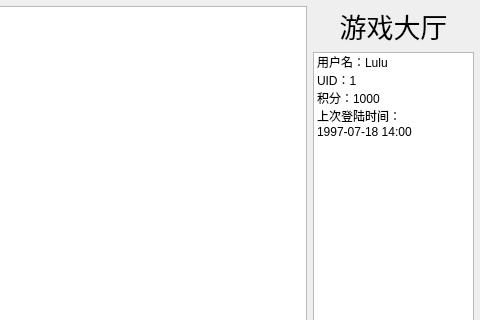
First picture: the form in Lobby/mainwindow.ui, repository BadFishy/LGVS-Client, before the edit; both pictures show x 100 to 580 and y 0 to 320 of the 580 by 510 pixel window.
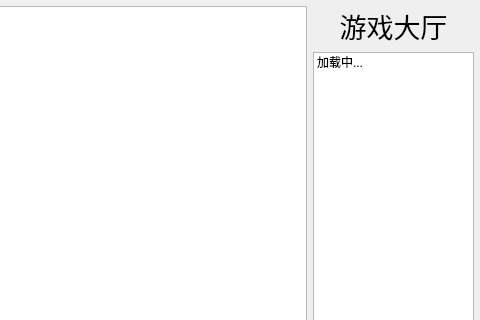
Second picture: the form after the edit.

Commit message: 用户数据可以刷新

Patch:
```diff
--- a/Lobby/mainwindow.ui
+++ b/Lobby/mainwindow.ui
@@ -156,32 +156,12 @@
         </property>
         <item>
          <property name="text">
-          <string>用户名：Lulu</string>
+          <string>加载中...</string>
          </property>
          <property name="textAlignment">
           <set>AlignLeading|AlignVCenter</set>
          </property>
         </item>
-        <item>
-         <property name="text">
-          <string>UID：1</string>
-         </property>
-        </item>
-        <item>
-         <property name="text">
-          <string>积分：1000</string>
-         </property>
-        </item>
-        <item>
-         <property name="text">
-          <string>上次登陆时间：</string>
-         </property>
-        </item>
-        <item>
-         <property name="text">
-          <string>1997-07-18 14:00</string>
-         </property>
-        </item>
        </widget>
       </item>
      </layout>
```
The commit also changes 3 other files.
